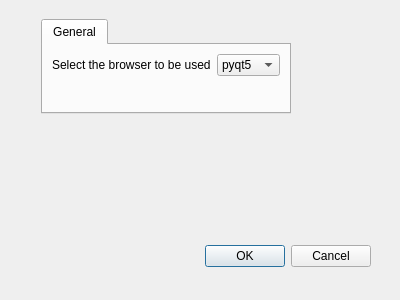
This is sequana/gui/preferences.ui in vladsaveliev/sequana as Qt 5 draws it before an edit. The edited form follows.
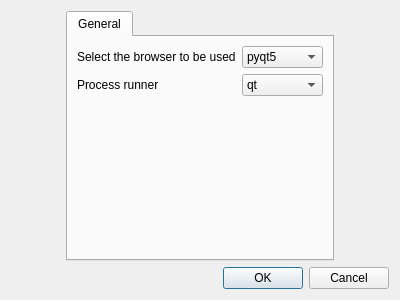
This is the edited form.

The edit to the form file:
```diff
--- a/sequana/gui/preferences.ui
+++ b/sequana/gui/preferences.ui
@@ -13,31 +13,11 @@
   <property name="windowTitle">
    <string>Dialog</string>
   </property>
-  <widget class="QDialogButtonBox" name="buttonBox">
-   <property name="geometry">
-    <rect>
-     <x>30</x>
-     <y>240</y>
-     <width>341</width>
-     <height>32</height>
-    </rect>
-   </property>
-   <property name="orientation">
-    <enum>Qt::Horizontal</enum>
-   </property>
-   <property name="standardButtons">
-    <set>QDialogButtonBox::Cancel|QDialogButtonBox::Ok</set>
-   </property>
-  </widget>
-  <widget class="QWidget" name="verticalLayoutWidget">
-   <property name="geometry">
-    <rect>
-     <x>19</x>
-     <y>19</y>
-     <width>294</width>
-     <height>95</height>
-    </rect>
-   </property>
+  <property name="sizeGripEnabled">
+   <bool>false</bool>
+  </property>
+  <layout class="QGridLayout" name="gridLayout">
+   <item row="0" column="0">
    <layout class="QVBoxLayout" name="verticalLayout">
     <property name="sizeConstraint">
      <enum>QLayout::SetDefaultConstraint</enum>
@@ -86,6 +66,30 @@
             </item>
            </widget>
           </item>
+           <item row="1" column="1">
+            <widget class="QComboBox" name="preferences_options_general_process_value">
+             <property name="toolTip">
+              <string>If qt, stdout and stderr are shown in the GUI. If unix shell, snakemake output is kept in the parent unix shell.</string>
+             </property>
+             <item>
+              <property name="text">
+               <string>qt</string>
+              </property>
+             </item>
+             <item>
+              <property name="text">
+               <string>unix shell</string>
+              </property>
+             </item>
+            </widget>
+           </item>
+           <item row="1" column="0">
+            <widget class="QLabel" name="label_2">
+             <property name="text">
+              <string>Process runner </string>
+             </property>
+            </widget>
+           </item>
          </layout>
         </item>
        </layout>
@@ -93,7 +97,18 @@
      </widget>
     </item>
    </layout>
-  </widget>
+   </item>
+   <item row="1" column="0">
+    <widget class="QDialogButtonBox" name="buttonBox">
+     <property name="orientation">
+      <enum>Qt::Horizontal</enum>
+     </property>
+     <property name="standardButtons">
+      <set>QDialogButtonBox::Cancel|QDialogButtonBox::Ok</set>
+     </property>
+    </widget>
+   </item>
+  </layout>
  </widget>
  <tabstops>
   <tabstop>tabs</tabstop>
```
Left out of the diff: 2 changed lines with no effect on the pictures. Lines whose indentation alone changed are shown as unchanged.
